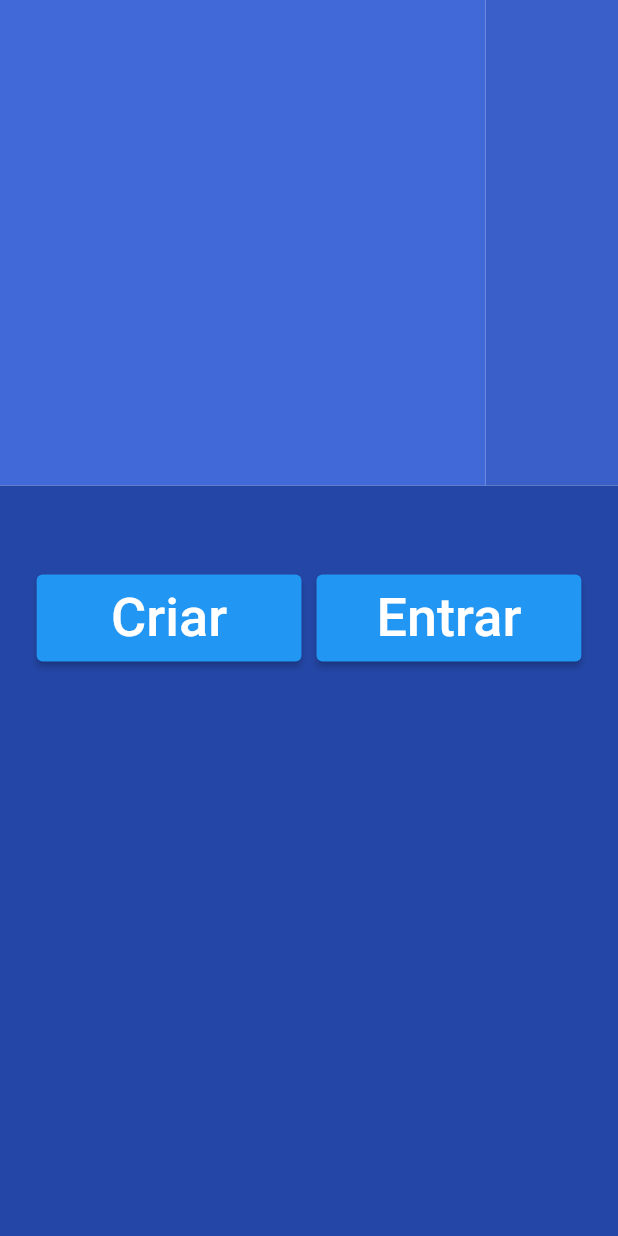
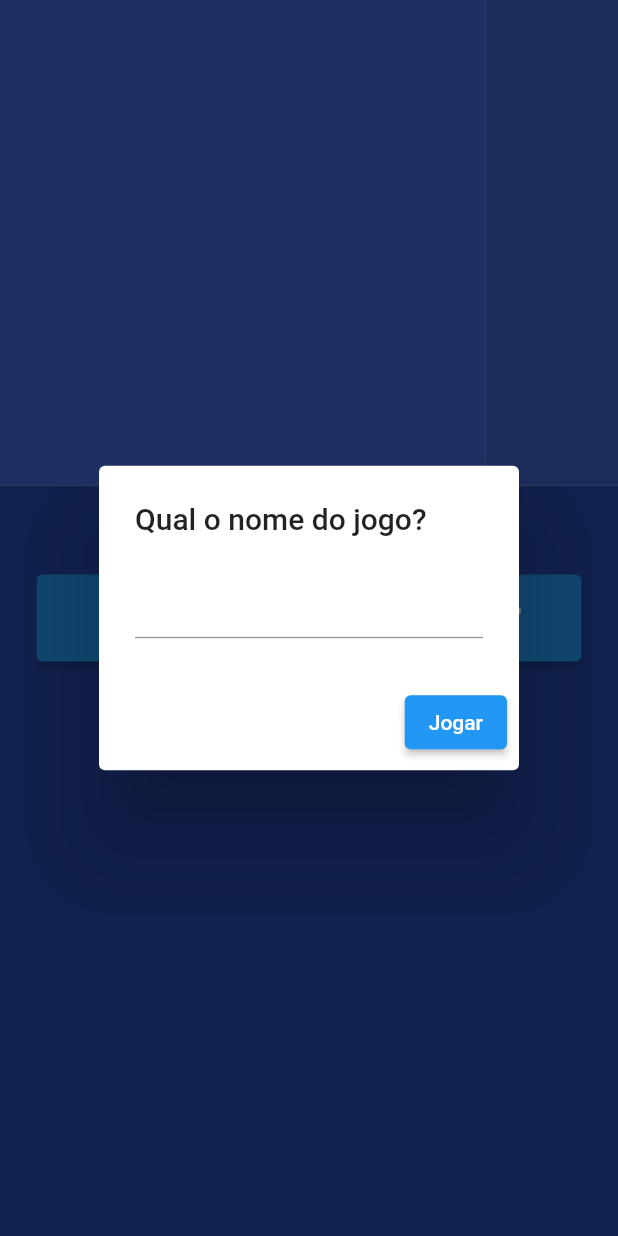
Before and after one commit to rafamazzucato/plataform_channel_game_87aoj, a Flutter app: the screen it shows after launch, after a tap on "Criar", on a phone screen of 412 x 824 dp. Run offline on Flutter 3.47's test engine with Material 2 defaults, Android fonts, the phone set to English and light mode, and no system bars; our stand-ins replace flutter_screenutil.

```diff
--- a/lib/screens/game.dart
+++ b/lib/screens/game.dart
@@ -80,7 +80,37 @@ class _GameWidgetState extends State<GameWidget> {
           child: Padding(
               padding: const EdgeInsets.all(8),
               child: Text(label, style: textStyle36)),
-          onPressed: () {},
+          onPressed: () {
+            createGame(owner);
+          },
         ),
       );
+
+  Future createGame(bool owner) async {
+    TextEditingController controller = TextEditingController();
+    return showDialog(
+        context: context,
+        barrierDismissible: true,
+        builder: (BuildContext context) {
+          return AlertDialog(
+            title: const Text("Qual o nome do jogo?"),
+            content: TextField(controller: controller),
+            actions: [
+              ElevatedButton(
+                  child: const Text("Jogar"),
+                  onPressed: () {
+                    Navigator.of(context).pop();
+                    _sendAction('subscribe', {'channel': controller.text});
+                    //.then((value))
+                    setState(() {
+                      creator = Creator(owner, controller.text);
+                      minhaVez = owner;
+                    });
+                  })
+            ],
+          );
+        });
+  }
+
+  Future _sendAction(String action, Map<String, dynamic> arguments) async {}
 }
```
